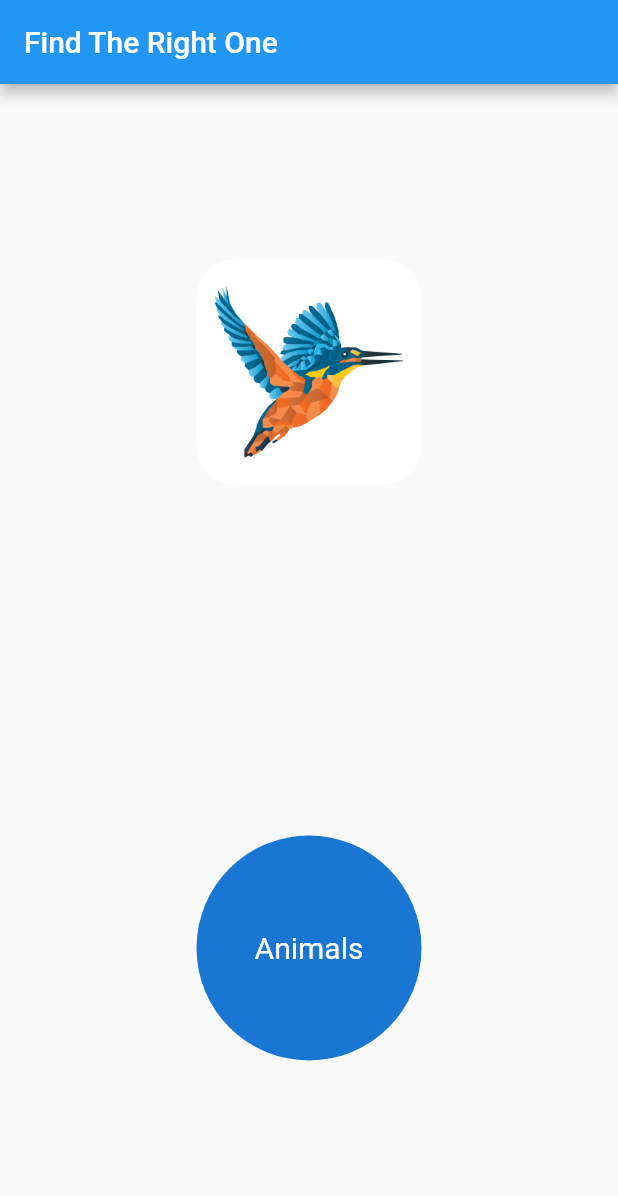
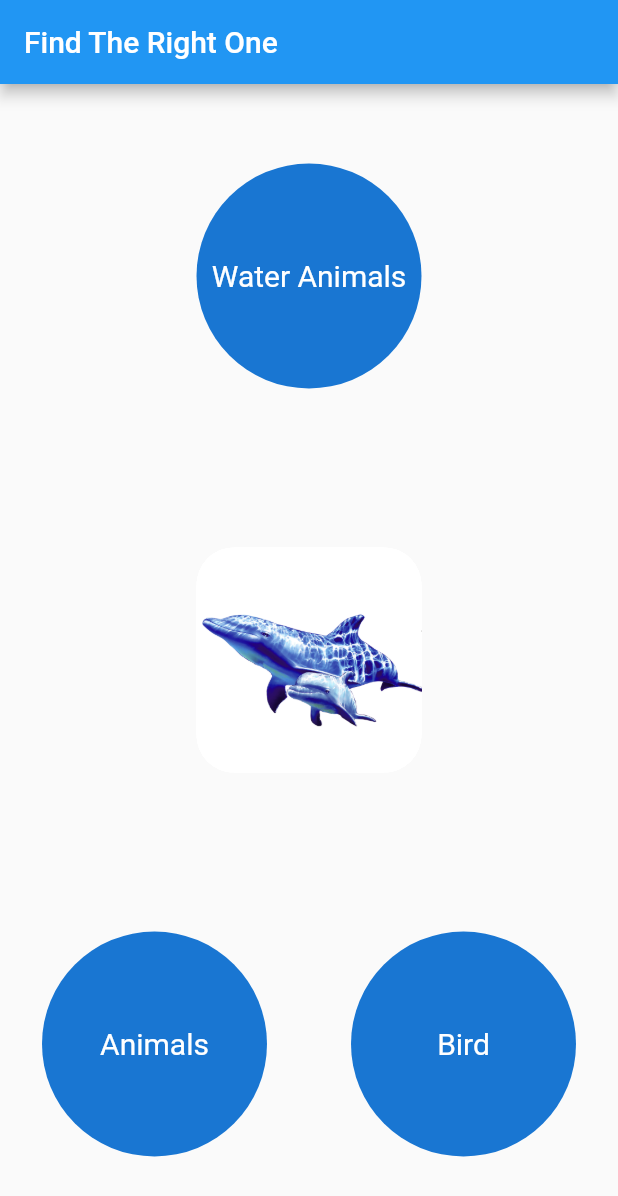
Before and after one commit to jithuhari/Dragable_Sample_Add_Animals, a Flutter app: the screen it shows after launch, on a phone screen of 412 x 824 dp. Shown: the top 1196 px of the screen. Run offline on Flutter 3.47's test engine with Material 2 defaults, Android fonts, the phone set to English and light mode, and no system bars.

Commit message:
Add Water Animals

```diff
--- a/lib/Screens/draggableAnimals.dart
+++ b/lib/Screens/draggableAnimals.dart
@@ -23,6 +23,8 @@ class _DraggableAnimalsState extends State<DraggableAnimals> {
          mainAxisAlignment: MainAxisAlignment.spaceAround,
          children: [
 
+           buildTargetsWaterAnimal(context),
+
            Center(child: animalWidget()),
 
            buildTargets(context),
@@ -33,11 +35,37 @@ class _DraggableAnimalsState extends State<DraggableAnimals> {
 
 
   }
-  Widget buildTargets(BuildContext context)=>buildTarget(
-      context,
-      text:'Animals',
-      acceptType:AnimalType.air,
-    );
+
+  //Water Animals
+  Widget buildTargetsWaterAnimal(BuildContext context)=>Row(
+      mainAxisAlignment: MainAxisAlignment.spaceAround,
+      children: [
+        buildTarget(
+          context,
+          text:'Water Animals',
+          acceptType:AnimalType.water,
+        ),
+
+      ],
+  );
+
+
+  //Animals And Birds
+  Widget buildTargets(BuildContext context)=>Row(
+      mainAxisAlignment: MainAxisAlignment.spaceAround,
+      children: [
+        buildTarget(
+          context,
+          text:'Animals',
+          acceptType:AnimalType.land,
+        ),
+        buildTarget(
+          context,
+          text:'Bird',
+          acceptType:AnimalType.air,
+        ),
+      ],
+  );
 
   Widget buildTarget(
 
--- a/lib/data/data.dart
+++ b/lib/data/data.dart
@@ -1,4 +1,4 @@
-enum AnimalType { land, air }
+enum AnimalType { land, air , water }
 
 class Animal {
   final String imageUrl;
@@ -20,6 +20,14 @@ final allAnimals = [
   Animal(
     imageUrl: 'Assets/images/animals/KingFisher.png',
     type: AnimalType.air
+    ),
+    Animal(
+    imageUrl: 'Assets/images/animals/rhinoceros.png',
+    type: AnimalType.land
+    ),
+    Animal(
+    imageUrl: 'Assets/images/animals/dolphin.png',
+    type: AnimalType.water
     )
 
 ];
```
Also changed, not shown: Assets/images/animals/dolphin.png (added), Assets/images/animals/rhinoceros.png (added).
